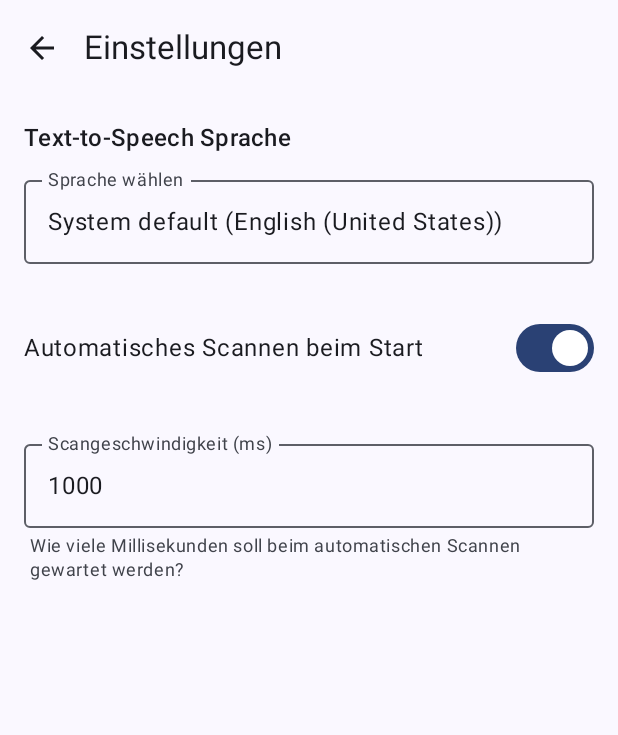
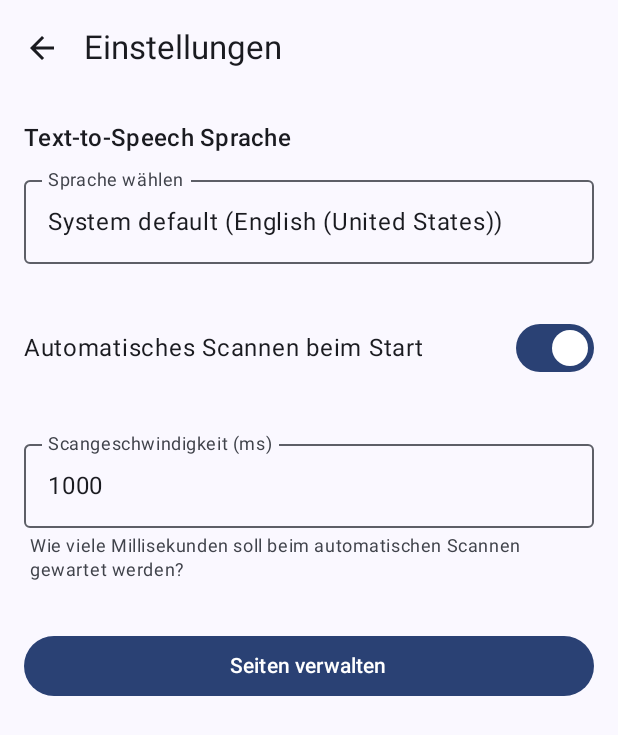
Before and after one commit to Jck44/AutoScanTalk, an Android app built with Jetpack Compose: the SettingsScreen screen opened through its navigation route, on a phone screen of 412 x 824 dp. Shown: the top 735 px of the screen. Run offline under Robolectric (Android 15) with nearby library versions, the light colour scheme and no system bars; our stand-ins replace Room's generated code; 1 statement that could not run was skipped.

Commit message:
Navigation: Add StartScreen and PageListScreen
This commit introduces a home screen and a dedicated management interface for pages, while updating the navigation flow and the `PageViewModel` to support these features.

Key changes:
- Created `StartScreen.kt`: Added a landing screen with "User Mode" (starts communication) and "Settings" options.
- Created `PageListScreen.kt`: Added a management interface to view, add, and delete communication pages with customizable grid dimensions (rows/columns).
- Updated `MainActivity.kt`:
    - Updated `NavHost` to use `StartScreen` as the initial destination.
    - Added routes for `page_list`.
    - Removed settings navigation directly from `PageScreen`.
- Updated `PageViewModel.kt`:
    - Added `allPages` flow to track available pages from the database.
    - Implemented `createNewPage` and `deletePage` logic using `PageDao`.
    - Added `resumeScanningIfEnabled` to handle automatic scanning transitions when switching pages.
- Updated `SettingsScreen.kt`: Added a button to navigate to the new Page Manager.
- Updated `PageScreen.kt`: Implemented `DisposableEffect` to manage scanning lifecycle (start/stop) when the screen is entered or leaves the composition.

```diff
--- a/app/src/main/java/com/example/gostalk/MainActivity.kt
+++ b/app/src/main/java/com/example/gostalk/MainActivity.kt
@@ -17,6 +17,8 @@ import com.example.gostalk.model.AuditoryCue
 import com.example.gostalk.model.ButtonConfig
 import com.example.gostalk.model.Page
 import com.example.gostalk.ui.PageScreen
+import com.example.gostalk.ui.StartScreen
+import com.example.gostalk.ui.PageListScreen
 import com.example.gostalk.ui.PageViewModel // Import für PageViewModel
 import com.example.gostalk.ui.PageViewModelFactory
 import com.example.gostalk.ui.SettingsScreen
@@ -129,18 +131,30 @@ class MainActivity : ComponentActivity() {
                 ) {
                     val navController = rememberNavController()
 
-                    NavHost(navController = navController, startDestination = "main") {
+                    NavHost(navController = navController, startDestination = "start") {
+                        composable("start") {
+                            StartScreen(
+                                onNavigateToUserMode = { navController.navigate("main") },
+                                onNavigateToSettings = { navController.navigate("settings") }
+                            )
+                        }
                         composable("main") {
                             // PageViewModel an PageScreen übergeben
                             PageScreen(
                                 pageViewModel = pageViewModel,
-                                onNavigateToSettings = { navController.navigate("settings") },
                                 modifier = Modifier.fillMaxSize()
                             )
                         }
                         composable("settings") {
                             SettingsScreen(
                                 settingsViewModel = settingsViewModel,
+                                onNavigateBack = { navController.popBackStack() },
+                                onNavigateToPageManager = { navController.navigate("page_list") }
+                            )
+                        }
+                        composable("page_list") {
+                            PageListScreen(
+                                pageViewModel = pageViewModel,
                                 onNavigateBack = { navController.popBackStack() }
                             )
                         }
--- a/app/src/main/java/com/example/gostalk/ui/PageScreen.kt
+++ b/app/src/main/java/com/example/gostalk/ui/PageScreen.kt
@@ -26,9 +26,8 @@ import androidx.compose.material3.MaterialTheme
 import androidx.compose.material3.Scaffold
 import androidx.compose.material3.Text
 import androidx.compose.material3.TopAppBar
-import androidx.compose.material.icons.Icons
-import androidx.compose.material.icons.filled.Settings
 import androidx.compose.runtime.Composable
+import androidx.compose.runtime.DisposableEffect
 import androidx.compose.runtime.collectAsState
 import androidx.compose.runtime.getValue
 import androidx.compose.ui.Alignment
@@ -42,7 +41,6 @@ import com.example.gostalk.model.ButtonConfig // Behalten, falls direkt verwende
 @Composable
 fun PageScreen(
     pageViewModel: PageViewModel, // ViewModel als Parameter
-    onNavigateToSettings: () -> Unit,
     modifier: Modifier = Modifier
 ) {
     // States aus dem ViewModel beobachten
@@ -60,18 +58,18 @@ fun PageScreen(
         return
     }
 
+    DisposableEffect(page) {
+        pageViewModel.resumeScanningIfEnabled()
+
+        onDispose {
+            pageViewModel.stopScanning()
+        }
+    }
+
     Scaffold(
         topBar = {
             TopAppBar(
-                title = { Text(page.name) },
-                actions = {
-                    IconButton(onClick = {
-                        pageViewModel.stopScanning()
-                        onNavigateToSettings()
-                    }) {
-                        Icon(imageVector = Icons.Default.Settings, contentDescription = "Einstellungen")
-                    }
-                }
+                title = { Text(page.name) }
             )
         }
     ) { paddingValues ->
--- a/app/src/main/java/com/example/gostalk/ui/SettingsScreen.kt
+++ b/app/src/main/java/com/example/gostalk/ui/SettingsScreen.kt
@@ -10,6 +10,7 @@ import androidx.compose.foundation.layout.height
 import androidx.compose.foundation.layout.padding
 import androidx.compose.material.icons.Icons
 import androidx.compose.material.icons.automirrored.filled.ArrowBack
+import androidx.compose.material3.Button
 import androidx.compose.material3.DropdownMenu
 import androidx.compose.material3.DropdownMenuItem
 import androidx.compose.material3.ExperimentalMaterial3Api
@@ -36,11 +37,12 @@ import androidx.compose.foundation.text.KeyboardOptions
 import androidx.compose.ui.unit.dp
 import java.util.Locale
 
-@OptIn(ExperimentalMaterial3Api::class)
+@OptIn(androidx.compose.material3.ExperimentalMaterial3Api::class)
 @Composable
 fun SettingsScreen(
     settingsViewModel: SettingsViewModel,
-    onNavigateBack: () -> Unit
+    onNavigateBack: () -> Unit,
+    onNavigateToPageManager: () -> Unit
 ) {
     val selectedLanguage by settingsViewModel.selectedLanguageTag.collectAsState()
     val availableLanguages by settingsViewModel.availableLanguages.collectAsState()
@@ -166,6 +168,15 @@ fun SettingsScreen(
                 color = MaterialTheme.colorScheme.onSurfaceVariant,
                 modifier = Modifier.padding(top = 4.dp, start = 4.dp)
             )
+
+            Spacer(modifier = Modifier.height(32.dp))
+
+            Button(
+                onClick = onNavigateToPageManager,
+                modifier = Modifier.fillMaxWidth()
+            ) {
+                Text("Seiten verwalten")
+            }
         }
     }
 }
--- /dev/null
+++ b/app/src/main/java/com/example/gostalk/ui/StartScreen.kt
@@ -0,0 +1,86 @@
+package com.example.gostalk.ui
+
+import androidx.compose.foundation.layout.Arrangement
+import androidx.compose.foundation.layout.Column
+import androidx.compose.foundation.layout.Spacer
+import androidx.compose.foundation.layout.fillMaxSize
+import androidx.compose.foundation.layout.height
+import androidx.compose.foundation.layout.padding
+import androidx.compose.foundation.layout.size
+import androidx.compose.material.icons.Icons
+import androidx.compose.material.icons.filled.PlayArrow
+import androidx.compose.material.icons.filled.Settings
+import androidx.compose.material3.Button
+import androidx.compose.material3.ButtonDefaults
+import androidx.compose.material3.Icon
+import androidx.compose.material3.MaterialTheme
+import androidx.compose.material3.Text
+import androidx.compose.runtime.Composable
+import androidx.compose.ui.Alignment
+import androidx.compose.ui.Modifier
+import androidx.compose.ui.text.font.FontWeight
+import androidx.compose.ui.unit.dp
+
+@Composable
+fun StartScreen(
+    onNavigateToUserMode: () -> Unit,
+    onNavigateToSettings: () -> Unit
+) {
+    Column(
+        modifier = Modifier
+            .fillMaxSize()
+            .padding(24.dp),
+        horizontalAlignment = Alignment.CenterHorizontally,
+        verticalArrangement = Arrangement.Center
+    ) {
+        Text(
+            text = "GoSTalk",
+            style = MaterialTheme.typography.displayLarge.copy(
+                fontWeight = FontWeight.Bold,
+                color = MaterialTheme.colorScheme.primary
+            )
+        )
+
+        Text(
+            text = "Unterstützte Kommunikation",
+            style = MaterialTheme.typography.titleMedium,
+            color = MaterialTheme.colorScheme.onSurfaceVariant
+        )
+
+        Spacer(modifier = Modifier.height(64.dp))
+
+        Button(
+            onClick = onNavigateToUserMode,
+            modifier = Modifier
+                .size(height = 80.dp, width = 240.dp),
+            contentPadding = ButtonDefaults.ButtonWithIconContentPadding
+        ) {
+            Icon(
+                Icons.Filled.PlayArrow,
+                contentDescription = "Start",
+                modifier = Modifier.size(ButtonDefaults.IconSize)
+            )
+            Spacer(Modifier.size(ButtonDefaults.IconSpacing))
+            Text("Nutzer Modus", style = MaterialTheme.typography.titleMedium)
+        }
+
+        Spacer(modifier = Modifier.height(24.dp))
+
+        Button(
+            onClick = onNavigateToSettings,
+            modifier = Modifier
+                .size(height = 80.dp, width = 240.dp),
+            colors = ButtonDefaults.buttonColors(
+                containerColor = MaterialTheme.colorScheme.secondary
+            )
+        ) {
+            Icon(
+                Icons.Filled.Settings,
+                contentDescription = "Einstellungen",
+                modifier = Modifier.size(ButtonDefaults.IconSize)
+            )
+            Spacer(Modifier.size(ButtonDefaults.IconSpacing))
+            Text("Einstellungen", style = MaterialTheme.typography.titleMedium)
+        }
+    }
+}
```
Also changed, not shown: app/src/main/java/com/example/gostalk/ui/PageListScreen.kt (added, +192 -0 lines), app/src/main/java/com/example/gostalk/ui/PageViewModel.kt (+34 -0 lines).
